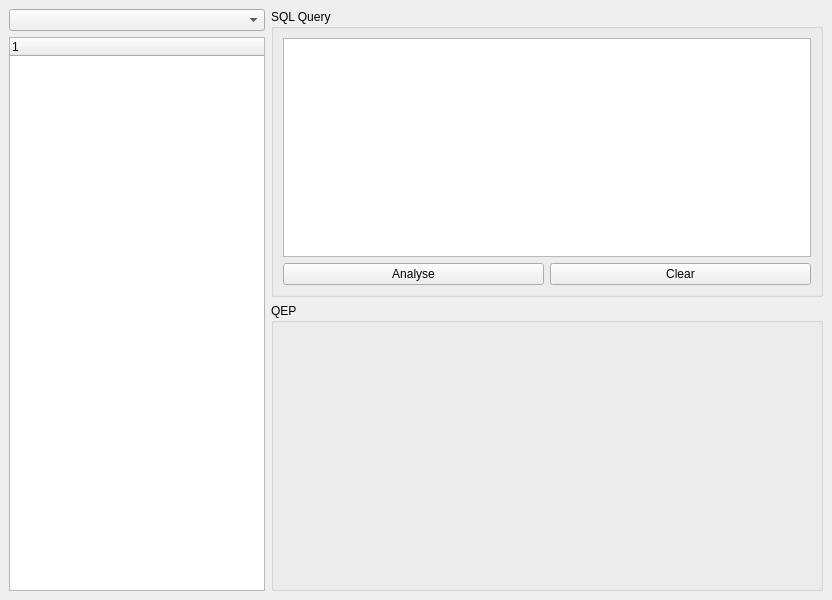
Old version of the form Project 2/main.ui in the repository Melisepoon/CZ4031.
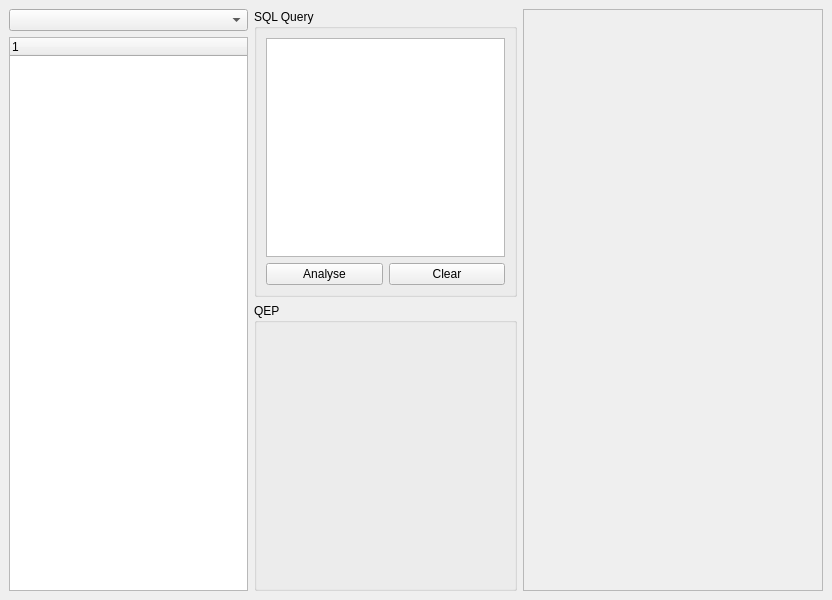
New version of the form.

What changed in the file:
```diff
--- a/Project 2/main.ui
+++ b/Project 2/main.ui
@@ -139,6 +139,39 @@
                                 </item>
                             </layout>
                         </item>
+                        <item>
+                            <layout class="QVBoxLayout" name="image_layout">
+                                <item>
+                                    <widget class="QScrollArea" name="image_scroll">
+                                        <property name="sizePolicy">
+                                            <sizepolicy hsizetype="Expanding" vsizetype="Expanding">
+                                                <horstretch>0</horstretch>
+                                                <verstretch>0</verstretch>
+                                            </sizepolicy>
+                                        </property>
+                                        <property name="minimumSize">
+                                            <size>
+                                                <width>300</width>
+                                                <height>0</height>
+                                            </size>
+                                        </property>
+                                    </widget>
+                                </item>
+                                <!-- <item alignment="Qt::AlignCenter">
+                                    <widget class="QPushButton" name="btn_more">
+                                        <property name="text">
+                                            <string>More</string>
+                                        </property>
+                                        <property name="maximumSize">
+                                            <size>
+                                                <width>200</width>
+                                                <height>0</height>
+                                            </size>
+                                        </property>
+                                    </widget>
+                                </item> -->
+                            </layout>
+                        </item>
                     </layout>
                 </item>
             </layout>
```
